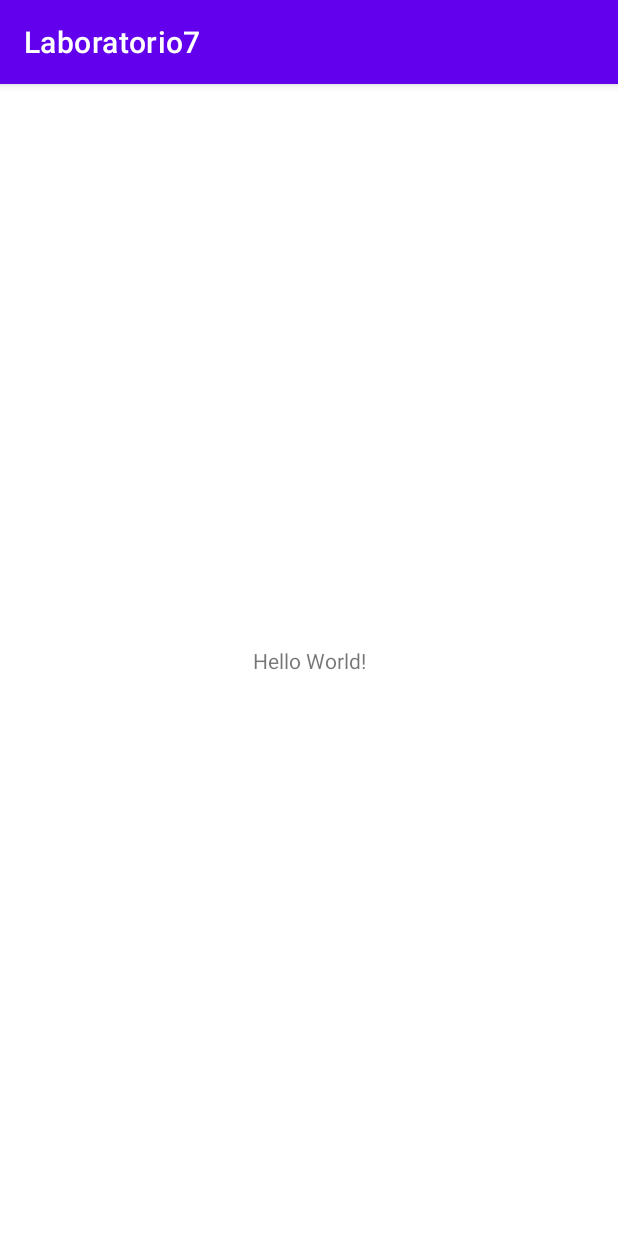
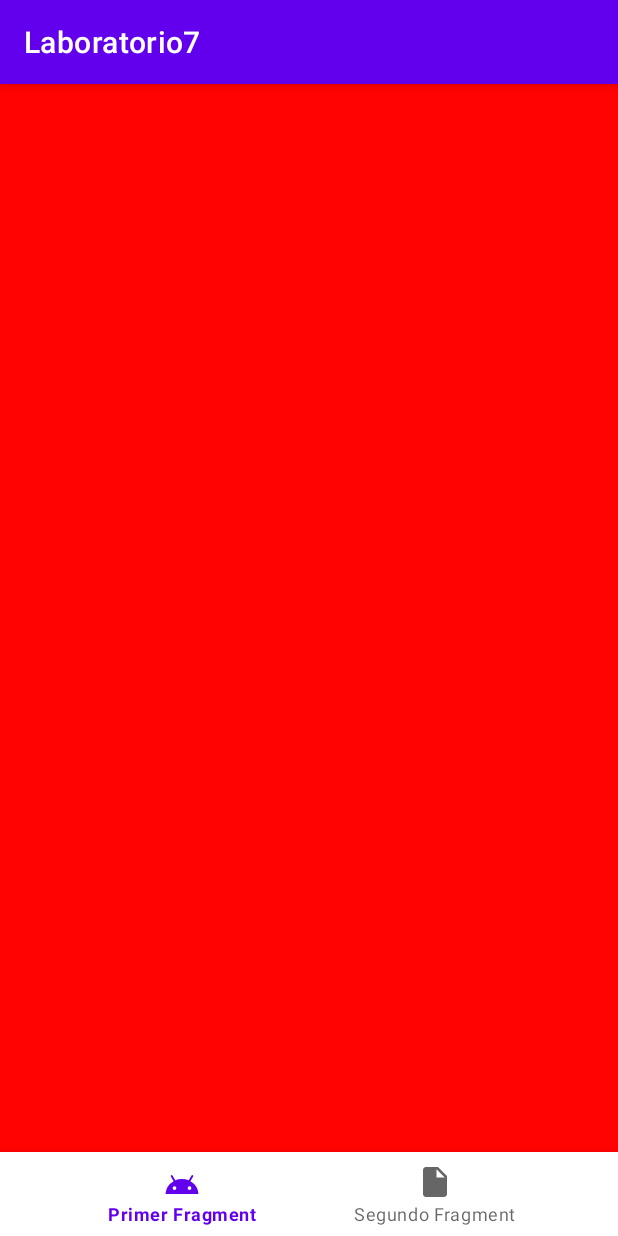
Before and after one commit to JoseAntonio98/IDNP_LAB07_Fragment, an Android app: the screen it shows after launch (MainActivity), on a phone screen of 412 x 824 dp. Run offline under Robolectric (Android 15) with nearby library versions, the phone set to English and light mode, and no system bars.

Commit message:
Configuracion navigationview y host de fragment

```diff
--- a/app/src/main/res/layout/activity_main.xml
+++ b/app/src/main/res/layout/activity_main.xml
@@ -2,17 +2,35 @@
 <androidx.constraintlayout.widget.ConstraintLayout xmlns:android="http://schemas.android.com/apk/res/android"
     xmlns:app="http://schemas.android.com/apk/res-auto"
     xmlns:tools="http://schemas.android.com/tools"
+    android:id="@+id/container"
     android:layout_width="match_parent"
     android:layout_height="match_parent"
     tools:context=".MainActivity">
 
-    <TextView
-        android:layout_width="wrap_content"
+    <fragment
+        android:id="@+id/nav_host_fragment_activity_main"
+        android:name="androidx.navigation.fragment.NavHostFragment"
+        android:layout_width="match_parent"
+        android:layout_height="match_parent"
+        app:defaultNavHost="true"
+        app:layout_constraintBottom_toTopOf="@+id/bottom_nav_view"
+        app:layout_constraintEnd_toEndOf="parent"
+        app:layout_constraintHorizontal_bias="0.0"
+        app:layout_constraintStart_toStartOf="parent"
+        app:layout_constraintTop_toTopOf="parent"
+        app:navGraph="@navigation/navigation" />
+
+    <com.google.android.material.bottomnavigation.BottomNavigationView
+        android:id="@+id/bottom_nav_view"
+        android:layout_width="0dp"
         android:layout_height="wrap_content"
-        android:text="Hello World!"
+        android:background="?android:attr/windowBackground"
         app:layout_constraintBottom_toBottomOf="parent"
-        app:layout_constraintEnd_toEndOf="parent"
-        app:layout_constraintStart_toStartOf="parent"
-        app:layout_constraintTop_toTopOf="parent" />
+        app:layout_constraintLeft_toLeftOf="parent"
+        app:layout_constraintRight_toRightOf="parent"
+        app:menu="@menu/nav_menu">
+
+
+    </com.google.android.material.bottomnavigation.BottomNavigationView>
 
 </androidx.constraintlayout.widget.ConstraintLayout>
```
